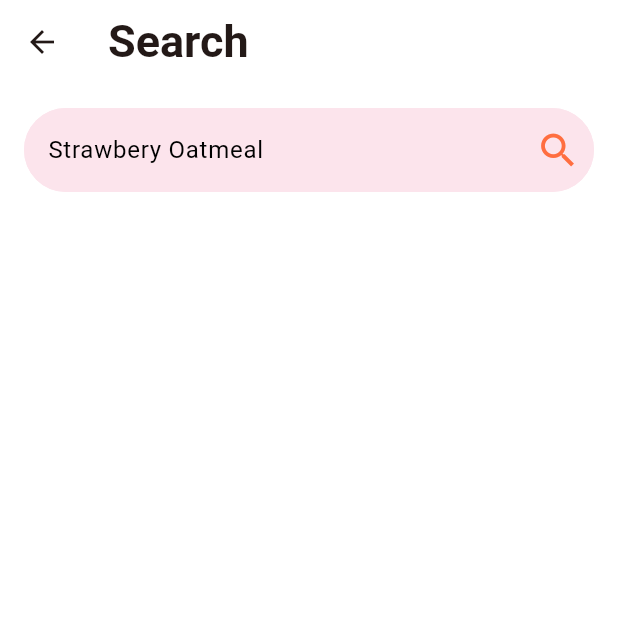
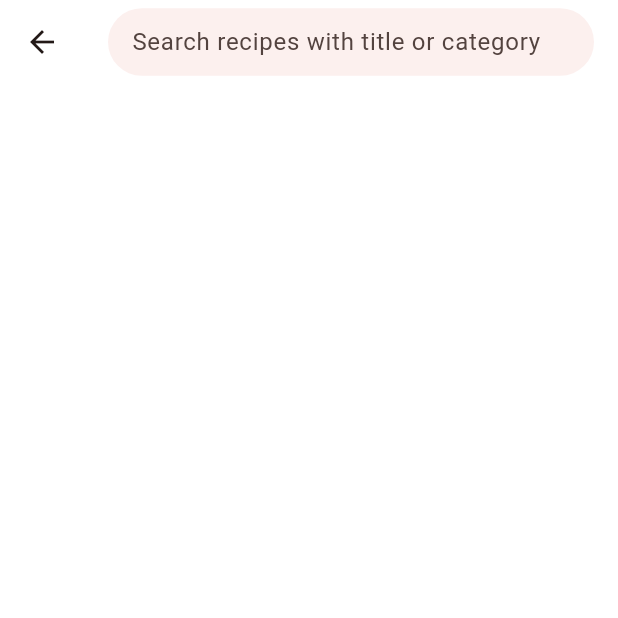
Before and after one commit to mdnahidhossen1911/Tastify, a Flutter app: the SearchListScreen screen opened directly, on a phone screen of 412 x 824 dp, the top half of it. Run offline on Flutter 3.47's test engine with Material 3 defaults, Android fonts, the phone set to English and light mode, and no system bars; our stand-ins replace another_flushbar, carousel_slider, flutter_dotenv, fluttertoast, get, google_sign_in and 5 more; accounts and stored records are empty.

Commit message:
implement search quary

```diff
--- a/lib/feature/recipe/ui/controller/recipe_search_controller.dart
+++ b/lib/feature/recipe/ui/controller/recipe_search_controller.dart
@@ -1,35 +1,50 @@
+import 'package:get/get.dart';
 import 'package:tastify/core/app_logger.dart';
-import 'package:tastify/core/network_response.dart';
 import 'package:tastify/core/supabase.dart';
+import 'package:tastify/feature/auth/ui/controller/auth_controller.dart';
 
-class RecipeSearchController {
+class RecipeSearchController extends GetxController{
 
-  static Future<NetworkResponse> searchWithTitle(String search, String currentUserId) async {
+
+  bool _isLoading = false;
+  bool get isLoading => _isLoading;
+
+  List <Map<String, dynamic>> _recipes = [];
+  List<Map<String, dynamic>> get recipes => _recipes;
+
+   Future<bool> searchWithTitle(String search) async {
+
+    _isLoading = true;
+    update();
+
     try {
       final res = await supabase
           .from('recipe')
           .select('*, category(title), favourites(rid, uid)')
-          .or('title.ilike.%$search%')
+          .or('title.ilike.%$search%,category_name.ilike.%$search%')
           .order('created_at', ascending: false);
 
       final List<Map<String, dynamic>> recipes = List<Map<String, dynamic>>.from(res).map((json) {
-        final categoryTitle = json['category']?['title'];
-
         final favList = (json['favourites'] as List<dynamic>?) ?? [];
-        final isFavourite = favList.any((fav) => fav['uid'] == currentUserId);
+        final isFavourite = favList.any((fav) => fav['uid'] == AuthController.uid);
 
         return {
           ...json,
-          'category_name': categoryTitle,
           'favourites': isFavourite,
         };
       }).toList();
 
+      _isLoading = false;
+      _recipes = recipes;
+      update();
       appLogger.i("Searched ${recipes.length} recipes with keyword: $search");
-      return NetworkResponse(isSuccess: true, responseData: {"recipes": recipes});
+      return true;
     } catch (e) {
+
+      _isLoading = false;
+      update();
       appLogger.e("Search Recipes Failed: $e");
-      return NetworkResponse(isSuccess: false, errorMessage: e.toString());
+      return false;
     }
   }
 
--- a/lib/feature/recipe/ui/screens/search_list_screen.dart
+++ b/lib/feature/recipe/ui/screens/search_list_screen.dart
@@ -1,9 +1,10 @@
+import 'dart:async';
+
 import 'package:flutter/material.dart';
 import 'package:get/get.dart';
-import 'package:tastify/app/app_colors.dart';
+import 'package:tastify/core/utils/circle_progress.dart';
 import 'package:tastify/feature/common/ui/widget/food_recipe_widget.dart';
-import 'package:tastify/feature/recipe/ui/controller/get_recipe_controller.dart'
-    show GetRecipeController;
+import 'package:tastify/feature/recipe/ui/controller/recipe_search_controller.dart';
 
 class SearchListScreen extends StatefulWidget {
   const SearchListScreen({super.key});
@@ -15,50 +16,64 @@ class SearchListScreen extends StatefulWidget {
 }
 
 class _SearchListScreenState extends State<SearchListScreen> {
+  final TextEditingController _searchController = TextEditingController();
+  final RecipeSearchController _recipeController = RecipeSearchController();
+  Timer? _debounce;
+
+  void _onSearchChanged(String query) {
+    if (_debounce?.isActive ?? false) _debounce?.cancel();
+    _debounce = Timer(const Duration(milliseconds: 1400), () {
+      _recipeController.searchWithTitle(query.trim().toLowerCase());
+    });
+  }
+
+  void _clearSearch() {
+    _searchController.clear();
+    _recipeController.searchWithTitle('');
+  }
+
+  @override
+  void dispose() {
+    _searchController.dispose();
+    _debounce?.cancel();
+    super.dispose();
+  }
+
+  @override
+  void initState() {
+    _clearSearch();
+    super.initState();
+  }
+
   @override
   Widget build(BuildContext context) {
-    TextTheme textTheme = Theme.of(context).textTheme;
     return Scaffold(
       backgroundColor: Colors.white,
       appBar: AppBar(
+        forceMaterialTransparency: true,
         backgroundColor: Colors.white,
-        title: Text('Search', style: textTheme.titleLarge),
+        title: SizedBox(
+          height: 45,
+          child: SearchBar(
+            controller: _searchController,
+            backgroundColor: WidgetStateColor.resolveWith(
+              (states) => Colors.deepOrange.shade50.withOpacity(0.7),
             ),
-      body: SingleChildScrollView(
-        child: Padding(
-          padding: EdgeInsets.all(16),
-          child: Column(
-            children: [
-              TextField(
-                cursorColor: Colors.black,
-                decoration: InputDecoration(
-                  hintText: 'Strawbery Oatmeal',
-                  hintStyle: TextStyle(color: Colors.black),
-                  suffixIcon: Icon(
-                    Icons.search,
-                    color: AppColor.themeColor,
-                    size: 30,
-                  ),
-                  fillColor: Colors.pink.shade50,
-                  border: OutlineInputBorder(),
-                  enabledBorder: OutlineInputBorder(
-                    borderRadius: BorderRadius.circular(60),
-                    borderSide: BorderSide(color: Colors.pink.shade50),
-                  ),
-                  focusedBorder: OutlineInputBorder(
-                    borderRadius: BorderRadius.circular(60),
-                    borderSide: BorderSide(color: Colors.pink.shade50),
+            hintText: "Search recipes with title or category",
+            elevation: const MaterialStatePropertyAll(0),
+            onChanged: _onSearchChanged,
           ),
         ),
       ),
-              SizedBox(height: 10),
-              GetBuilder<GetRecipeController>(
+      body: SafeArea(
+        child: GetBuilder(
+          init: _recipeController,
           builder: (controller) {
-                  return ListView.builder(
-                    shrinkWrap: true,
-                    physics: NeverScrollableScrollPhysics(),
+            return controller.isLoading
+                ? circleProgress()
+                : ListView.builder(
                   itemCount: controller.recipes.length,
-                    padding: EdgeInsets.only(bottom: 20),
+                  padding: const EdgeInsets.symmetric(vertical: 8),
                   itemBuilder: (context, index) {
                     return Padding(
                       padding: const EdgeInsets.symmetric(vertical: 8),
@@ -70,9 +85,6 @@ class _SearchListScreenState extends State<SearchListScreen> {
                 );
           },
         ),
-            ],
-          ),
-        ),
       ),
     );
   }
```
Lines whose indentation alone changed are shown as unchanged.
